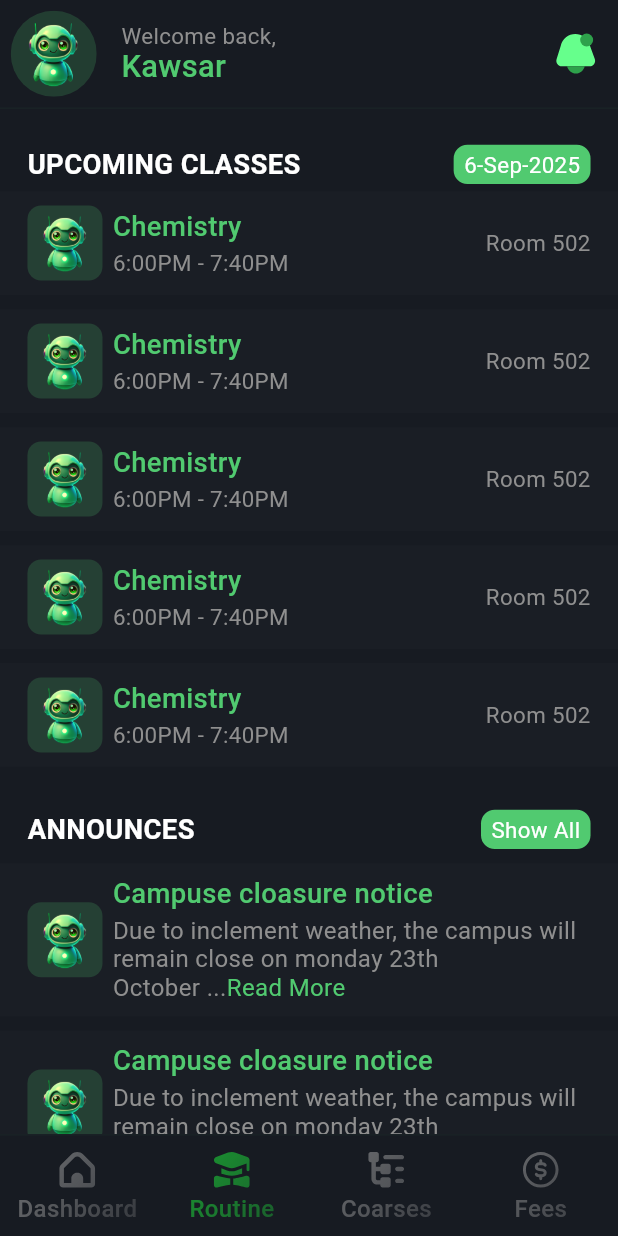
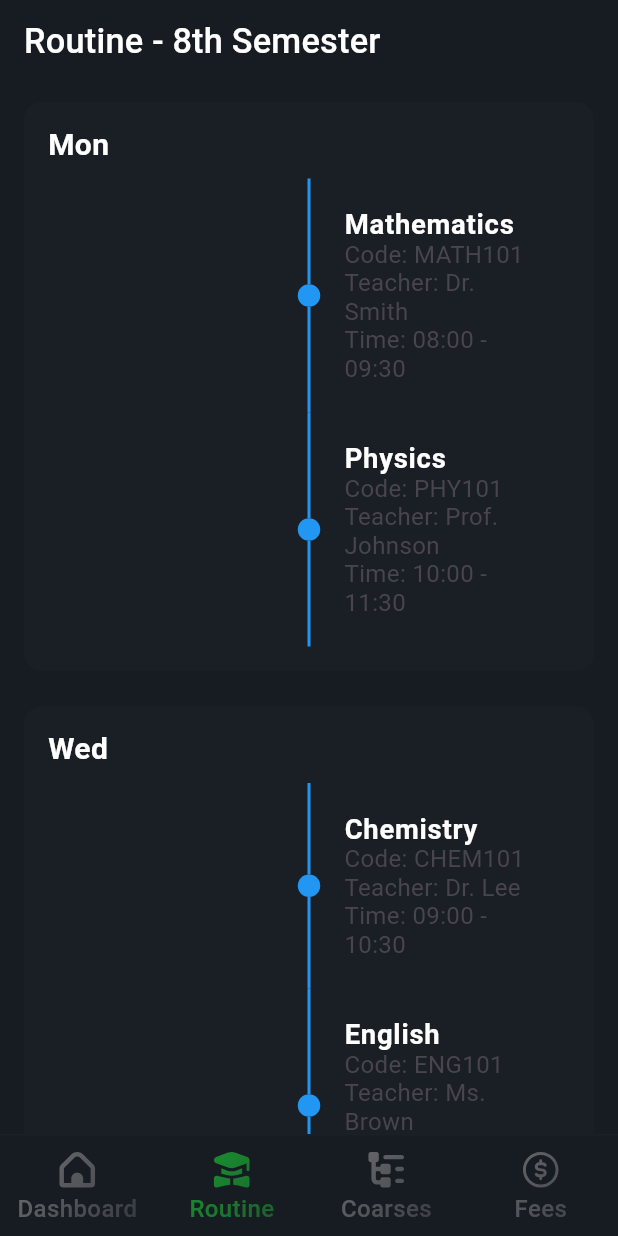
Before and after one commit to khsuzan/100DaysWithCPC, a Flutter app: the screen it shows after launch, item 2 of the bottom bar chosen, on a phone screen of 412 x 824 dp. Run offline on Flutter 3.47's test engine with Material 3 defaults, Android fonts, the light colour scheme and no system bars; our stand-ins replace figma_squircle, flutter_screenutil, flutter_svg, go_router, sliver_tools, timelines_plus; missing offline and left inert: persistent_header_adaptive.

Commit message:
routine screen skeleton

```diff
--- /dev/null
+++ b/univus/lib/features/routine/view/routine_screen.dart
@@ -0,0 +1,177 @@
+import 'package:flutter/material.dart';
+import 'package:timelines_plus/timelines_plus.dart';
+
+import '../../../utils/themes.dart';
+
+// Model for a single class
+class RoutineClass {
+  final String time;
+  final String courseName;
+  final String courseCode;
+  final String teacherName;
+
+  RoutineClass({
+    required this.time,
+    required this.courseName,
+    required this.courseCode,
+    required this.teacherName,
+  });
+}
+
+// Model for a day's routine
+class DayRoutine {
+  final String day;
+  final List<RoutineClass> classes;
+
+  DayRoutine({required this.day, required this.classes});
+}
+
+// Example routine data for 3 days
+final List<DayRoutine> routineData = [
+  DayRoutine(
+    day: 'Mon',
+    classes: [
+      RoutineClass(
+        time: '08:00 - 09:30',
+        courseName: 'Mathematics',
+        courseCode: 'MATH101',
+        teacherName: 'Dr. Smith',
+      ),
+      RoutineClass(
+        time: '10:00 - 11:30',
+        courseName: 'Physics',
+        courseCode: 'PHY101',
+        teacherName: 'Prof. Johnson',
+      ),
+    ],
+  ),
+  DayRoutine(
+    day: 'Wed',
+    classes: [
+      RoutineClass(
+        time: '09:00 - 10:30',
+        courseName: 'Chemistry',
+        courseCode: 'CHEM101',
+        teacherName: 'Dr. Lee',
+      ),
+      RoutineClass(
+        time: '11:00 - 12:30',
+        courseName: 'English',
+        courseCode: 'ENG101',
+        teacherName: 'Ms. Brown',
+      ),
+    ],
+  ),
+  DayRoutine(
+    day: 'Thu',
+    classes: [
+      RoutineClass(
+        time: '08:30 - 10:00',
+        courseName: 'Computer Science',
+        courseCode: 'CSE101',
+        teacherName: 'Mr. White',
+      ),
+      RoutineClass(
+        time: '10:30 - 12:00',
+        courseName: 'Biology',
+        courseCode: 'BIO101',
+        teacherName: 'Dr. Green',
+      ),
+    ],
+  ),
+];
+
+class RoutineScreen extends StatefulWidget {
+  const RoutineScreen({super.key});
+
+  @override
+  State<RoutineScreen> createState() => _RoutineScreenState();
+}
+
+class _RoutineScreenState extends State<RoutineScreen> {
+  @override
+  Widget build(BuildContext context) {
+    return Scaffold(
+      backgroundColor: MyColors.background,
+      appBar: AppBar(
+        automaticallyImplyLeading: false,
+        title: const Text(
+          'Routine - 8th Semester',
+          style: TextStyle(color: MyColors.white),
+        ),
+        backgroundColor: MyColors.background,
+      ),
+      body: ListView.builder(
+        itemCount: routineData.length,
+        itemBuilder: (context, dayIndex) {
+          final dayRoutine = routineData[dayIndex];
+          return Padding(
+            padding: const EdgeInsets.symmetric(
+              vertical: 12.0,
+              horizontal: 16.0,
+            ),
+            child: Container(
+              decoration: BoxDecoration(
+                borderRadius: BorderRadius.circular(12),
+                color: MyColors.backgroundLight,
+              ),
+              child: Padding(
+                padding: const EdgeInsets.all(16.0),
+                child: Column(
+                  crossAxisAlignment: CrossAxisAlignment.stretch,
+                  children: [
+                    Text(
+                      dayRoutine.day,
+                      style: const TextStyle(
+                        fontSize: 20,
+                        fontWeight: FontWeight.bold,
+                      ),
+                    ),
+                    const SizedBox(height: 12),
+                    FixedTimeline.tileBuilder(
+                      builder: TimelineTileBuilder.connectedFromStyle(
+                        itemCount: dayRoutine.classes.length,
+                        connectionDirection: ConnectionDirection.after,
+                        connectorStyleBuilder: (context, index) {
+                          return (index == 1)
+                              ? ConnectorStyle.dashedLine
+                              : ConnectorStyle.solidLine;
+                        },
+                        oppositeContentsBuilder: (context, index) => SizedBox(width: 0,),
+                        indicatorStyleBuilder:
+                            (context, index) => IndicatorStyle.dot,
+                        contentsBuilder: (context, index) {
+                          final routineClass = dayRoutine.classes[index];
+                          return Padding(
+                            padding: const EdgeInsets.symmetric(vertical: 12.0),
+                            child: ListTile(
+                              title: Text(
+                                routineClass.courseName,
+                                style: const TextStyle(
+                                  fontWeight: FontWeight.bold,
+                                  color: MyColors.white,
+                                ),
+                              ),
+                              subtitle: Column(
+                                crossAxisAlignment: CrossAxisAlignment.start,
+                                children: [
+                                  Text('Code: ${routineClass.courseCode}'),
+                                  Text('Teacher: ${routineClass.teacherName}'),
+                                  Text('Time: ${routineClass.time}'),
+                                ],
+                              ),
+                            ),
+                          );
+                        },
+                      ),
+                    ),
+                  ],
+                ),
+              ),
+            ),
+          );
+        },
+      ),
+    );
+  }
+}
--- a/univus/lib/routes/routes.dart
+++ b/univus/lib/routes/routes.dart
@@ -4,6 +4,7 @@ import 'package:univus/features/login/view/login_screen.dart';
 import 'package:univus/features/onboard/onboard_screen.dart';
 
 import '../components/shell.dart';
+import '../features/routine/view/routine_screen.dart';
 
 final router = GoRouter(
   initialLocation: "/dashboard",
@@ -25,7 +26,7 @@ final router = GoRouter(
           path: '/routine',
           name: 'routine',
           pageBuilder:
-              (context, state) => NoTransitionPage(child: DashboardScreen()),
+              (context, state) => NoTransitionPage(child: RoutineScreen()),
         ),
         GoRoute(
           path: '/courses',
--- a/univus/pubspec.yaml
+++ b/univus/pubspec.yaml
@@ -15,6 +15,7 @@ dependencies:
   go_router: ^16.2.1
   persistent_header_adaptive: ^2.1.3
   sliver_tools: ^0.2.12
+  timelines_plus: ^1.0.7
 
 dev_dependencies:
   flutter_test:
```
Also changed, not shown: univus/pubspec.lock.
